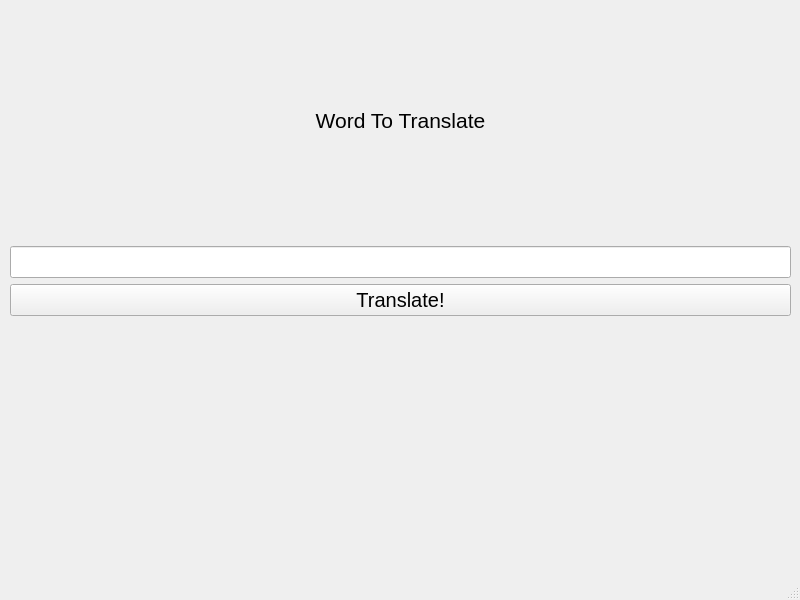
Old version of the form gui.ui in the repository dmonzonis/vocabulapy.
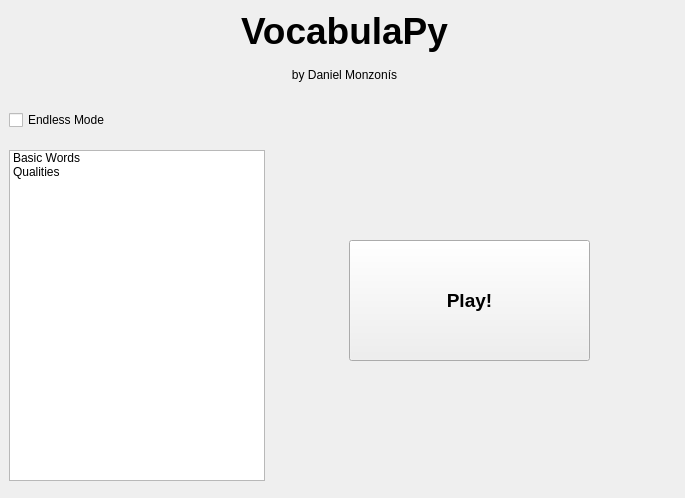
New version of the form.

Commit message: Add title menu, feedback on correct and incorrect answers and skeleton for file selection

```diff
--- a/gui.ui
+++ b/gui.ui
@@ -6,21 +6,134 @@
    <rect>
     <x>0</x>
     <y>0</y>
-    <width>800</width>
-    <height>600</height>
+    <width>685</width>
+    <height>498</height>
    </rect>
   </property>
   <property name="windowTitle">
    <string>MainWindow</string>
   </property>
   <widget class="QWidget" name="centralwidget">
-   <widget class="QWidget" name="verticalLayoutWidget">
+   <widget class="QStackedWidget" name="stack">
     <property name="geometry">
      <rect>
-      <x>10</x>
+      <x>9</x>
       <y>0</y>
-      <width>781</width>
-      <height>561</height>
+      <width>671</width>
+      <height>491</height>
+     </rect>
+    </property>
+    <property name="currentIndex">
+     <number>0</number>
+    </property>
+    <widget class="QWidget" name="menu_state">
+     <widget class="QWidget" name="verticalLayoutWidget_2">
+      <property name="geometry">
+       <rect>
+        <x>0</x>
+        <y>10</y>
+        <width>671</width>
+        <height>81</height>
+       </rect>
+      </property>
+      <layout class="QVBoxLayout" name="verticalLayout_2">
+       <item>
+        <widget class="QLabel" name="titleText">
+         <property name="font">
+          <font>
+           <pointsize>28</pointsize>
+           <weight>75</weight>
+           <bold>true</bold>
+          </font>
+         </property>
+         <property name="text">
+          <string>VocabulaPy</string>
+         </property>
+         <property name="alignment">
+          <set>Qt::AlignCenter</set>
+         </property>
+        </widget>
+       </item>
+       <item>
+        <widget class="QLabel" name="authorText">
+         <property name="text">
+          <string>by Daniel Monzonís</string>
+         </property>
+         <property name="alignment">
+          <set>Qt::AlignCenter</set>
+         </property>
+        </widget>
+       </item>
+      </layout>
+     </widget>
+     <widget class="QWidget" name="horizontalLayoutWidget">
+      <property name="geometry">
+       <rect>
+        <x>0</x>
+        <y>100</y>
+        <width>671</width>
+        <height>41</height>
+       </rect>
+      </property>
+      <layout class="QHBoxLayout" name="horizontalLayout">
+       <item>
+        <widget class="QCheckBox" name="endlessCheckBox">
+         <property name="text">
+          <string>Endless Mode</string>
+         </property>
+        </widget>
+       </item>
+      </layout>
+     </widget>
+     <widget class="QListWidget" name="wordFileList">
+      <property name="geometry">
+       <rect>
+        <x>0</x>
+        <y>150</y>
+        <width>256</width>
+        <height>331</height>
+       </rect>
+      </property>
+      <item>
+       <property name="text">
+        <string>Basic Words</string>
+       </property>
+      </item>
+      <item>
+       <property name="text">
+        <string>Qualities</string>
+       </property>
+      </item>
+     </widget>
+     <widget class="QPushButton" name="playButton">
+      <property name="geometry">
+       <rect>
+        <x>340</x>
+        <y>240</y>
+        <width>241</width>
+        <height>121</height>
+       </rect>
+      </property>
+      <property name="font">
+       <font>
+        <pointsize>14</pointsize>
+        <weight>75</weight>
+        <bold>true</bold>
+       </font>
+      </property>
+      <property name="text">
+       <string>Play!</string>
+      </property>
+     </widget>
+    </widget>
+    <widget class="QWidget" name="game_state">
+     <widget class="QWidget" name="verticalLayoutWidget">
+      <property name="geometry">
+       <rect>
+        <x>0</x>
+        <y>10</y>
+        <width>671</width>
+        <height>351</height>
      </rect>
     </property>
     <layout class="QVBoxLayout" name="verticalLayout">
@@ -97,8 +210,68 @@
      </item>
     </layout>
    </widget>
-  </widget>
-  <widget class="QStatusBar" name="statusbar"/>
+     <widget class="QWidget" name="horizontalLayoutWidget_2">
+      <property name="geometry">
+       <rect>
+        <x>0</x>
+        <y>370</y>
+        <width>671</width>
+        <height>111</height>
+       </rect>
+      </property>
+      <layout class="QHBoxLayout" name="horizontalLayout_2">
+       <item>
+        <widget class="QLabel" name="okText">
+         <property name="font">
+          <font>
+           <pointsize>15</pointsize>
+           <weight>75</weight>
+           <bold>true</bold>
+           <stylestrategy>PreferAntialias</stylestrategy>
+          </font>
+         </property>
+         <property name="lineWidth">
+          <number>1</number>
+         </property>
+         <property name="text">
+          <string>&lt;html&gt;&lt;head/&gt;&lt;body&gt;&lt;p&gt;&lt;span style=&quot; color:#07c327;&quot;&gt;OK: 0&lt;/span&gt;&lt;/p&gt;&lt;/body&gt;&lt;/html&gt;</string>
+         </property>
+         <property name="textFormat">
+          <enum>Qt::RichText</enum>
+         </property>
+         <property name="alignment">
+          <set>Qt::AlignCenter</set>
+         </property>
+        </widget>
+       </item>
+       <item>
+        <widget class="QLabel" name="failText">
+         <property name="font">
+          <font>
+           <pointsize>15</pointsize>
+           <weight>75</weight>
+           <bold>true</bold>
+          </font>
+         </property>
+         <property name="text">
+          <string>&lt;html&gt;&lt;head/&gt;&lt;body&gt;&lt;p&gt;&lt;span style=&quot; color:#bf0808;&quot;&gt;Fails: 0&lt;/span&gt;&lt;/p&gt;&lt;/body&gt;&lt;/html&gt;</string>
+         </property>
+         <property name="textFormat">
+          <enum>Qt::RichText</enum>
+         </property>
+         <property name="alignment">
+          <set>Qt::AlignCenter</set>
+         </property>
+        </widget>
+       </item>
+      </layout>
+     </widget>
+     <zorder>wordText</zorder>
+     <zorder>verticalLayoutWidget</zorder>
+     <zorder>horizontalLayoutWidget_2</zorder>
+    </widget>
+   </widget>
+  </widget>
  </widget>
  <resources/>
  <connections/>
```
Lines whose indentation alone changed are shown as unchanged. The commit also changes 2 other files.
